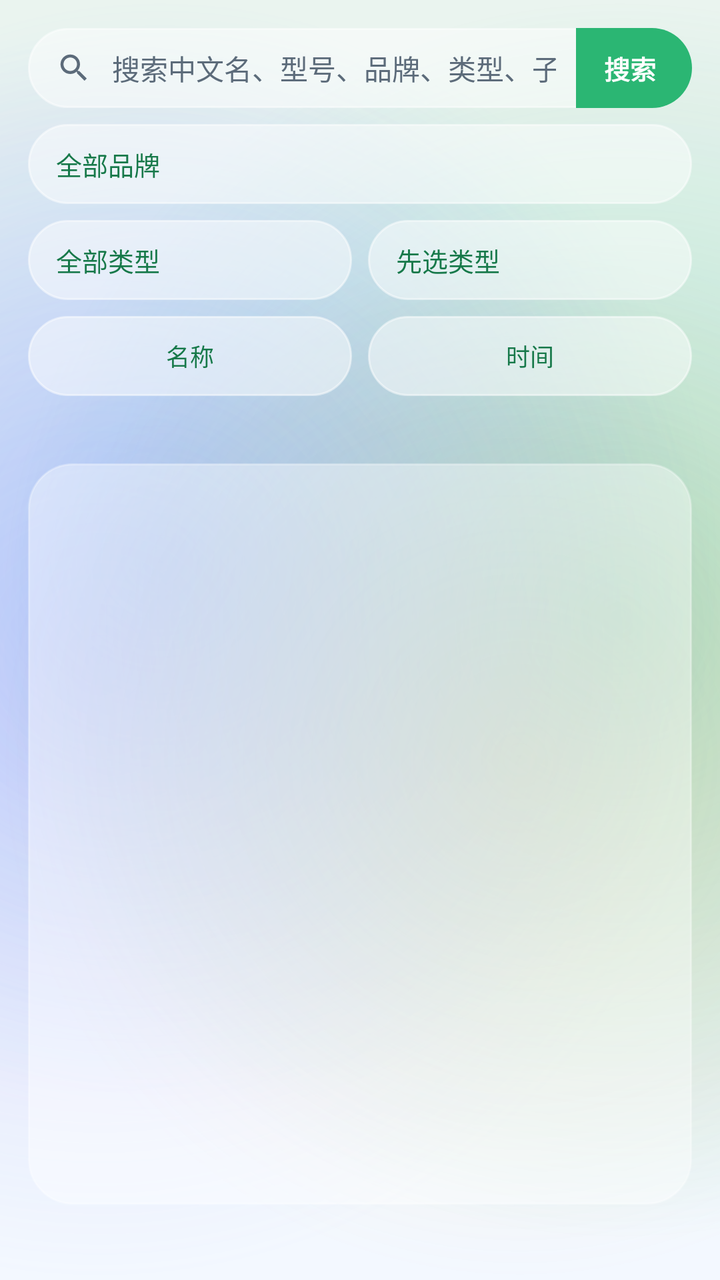
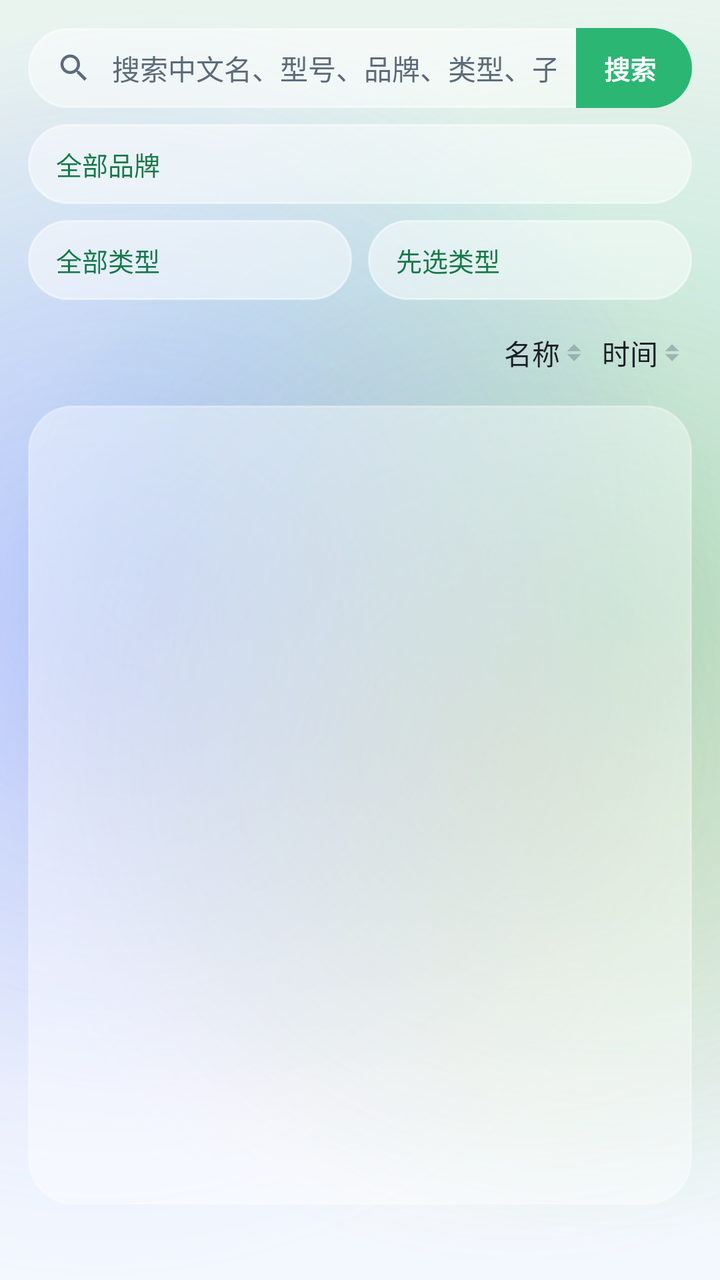

Two renders of the same Android screen: before a commit and after it. Below are the layout's source before the change and the commit's diff.
<!-- AndroidManifest.xml: application theme Theme.MijiaSim -->
<!-- res/layout/activity_model_library.xml -->
<?xml version="1.0" encoding="utf-8"?>
<LinearLayout xmlns:android="http://schemas.android.com/apk/res/android"
    android:layout_width="match_parent"
    android:layout_height="match_parent"
    android:focusable="true"
    android:focusableInTouchMode="true"
    android:orientation="vertical"
    android:padding="14dp">

    
    <LinearLayout
        android:layout_width="match_parent"
        android:layout_height="40dp"
        android:addStatesFromChildren="true"
        android:background="@drawable/bg_glass_pill_input"
        android:gravity="center_vertical"
        android:orientation="horizontal">

        <ImageView
            android:layout_width="18dp"
            android:layout_height="18dp"
            android:layout_marginStart="14dp"
            android:contentDescription="@null"
            android:src="@drawable/ic_search_glyph" />

        <EditText
            android:id="@+id/input_model_query"
            android:layout_width="0dp"
            android:layout_height="match_parent"
            android:layout_weight="1"
            android:background="@null"
            android:gravity="center_vertical"
            android:hint="@string/hint_model_search"
            android:inputType="text"
            android:maxLines="1"
            android:minHeight="0dp"
            android:paddingLeft="10dp"
            android:paddingTop="0dp"
            android:paddingRight="10dp"
            android:paddingBottom="0dp"
            android:textColor="@color/ink"
            android:textColorHint="@color/ink_muted"
            android:textSize="14sp" />

        
        <TextView
            android:id="@+id/btn_search_online"
            android:layout_width="wrap_content"
            android:layout_height="match_parent"
            android:background="@drawable/bg_search_action_green"
            android:clickable="true"
            android:focusable="true"
            android:gravity="center"
            android:paddingLeft="14dp"
            android:paddingRight="18dp"
            android:text="@string/action_search_online"
            android:textColor="@android:color/white"
            android:textSize="13sp"
            android:textStyle="bold" />
    </LinearLayout>

    
    <LinearLayout
        android:id="@+id/filter_summary"
        android:layout_width="match_parent"
        android:layout_height="44dp"
        android:layout_marginTop="8dp"
        android:background="@drawable/bg_glass_input_button"
        android:clickable="true"
        android:focusable="true"
        android:gravity="center_vertical"
        android:orientation="horizontal"
        android:paddingLeft="14dp"
        android:paddingRight="12dp"
        android:visibility="gone">

        <TextView
            android:id="@+id/filter_summary_text"
            android:layout_width="0dp"
            android:layout_height="wrap_content"
            android:layout_weight="1"
            android:ellipsize="end"
            android:maxLines="2"
            android:textColor="@color/ink"
            android:textSize="13sp" />

        <TextView
            android:layout_width="32dp"
            android:layout_height="32dp"
            android:gravity="center"
            android:text="@string/status_arrow_closed"
            android:textColor="@color/ink_muted"
            android:textSize="14sp" />
    </LinearLayout>

    
    <LinearLayout
        android:id="@+id/filter_panel"
        android:layout_width="match_parent"
        android:layout_height="wrap_content"
        android:orientation="vertical">

    
    <LinearLayout
        android:layout_width="match_parent"
        android:layout_height="wrap_content"
        android:layout_marginTop="8dp"
        android:gravity="center_vertical"
        android:orientation="horizontal">

        <Button
            android:id="@+id/btn_pick_brand"
            style="@style/Widget.MijiaSim.Button.Pill"
            android:layout_width="0dp"
            android:layout_height="wrap_content"
            android:layout_weight="1"
            android:gravity="start|center_vertical"
            android:minWidth="0dp"
            android:text="@string/filter_all_brands"
            android:textSize="13sp" />
    </LinearLayout>

    <LinearLayout
        android:layout_width="match_parent"
        android:layout_height="wrap_content"
        android:layout_marginTop="8dp"
        android:gravity="center_vertical"
        android:orientation="horizontal">

        <Button
            android:id="@+id/btn_pick_cat"
            style="@style/Widget.MijiaSim.Button.Pill"
            android:layout_width="0dp"
            android:layout_height="wrap_content"
            android:layout_weight="1"
            android:gravity="start|center_vertical"
            android:minWidth="0dp"
            android:text="@string/filter_all_cats"
            android:textSize="13sp" />

        <Button
            android:id="@+id/btn_pick_sub"
            style="@style/Widget.MijiaSim.Button.Pill"
            android:layout_width="0dp"
            android:layout_height="wrap_content"
            android:layout_marginStart="8dp"
            android:layout_weight="1"
            android:gravity="start|center_vertical"
            android:minWidth="0dp"
            android:text="@string/filter_pick_cat_first"
            android:textSize="13sp" />
    </LinearLayout>

    
    <LinearLayout
        android:layout_width="match_parent"
        android:layout_height="wrap_content"
        android:layout_marginTop="8dp"
        android:gravity="center_vertical"
        android:orientation="horizontal">

        <Button
            android:id="@+id/btn_sort_name"
            style="@style/Widget.MijiaSim.Button.Pill"
            android:layout_width="0dp"
            android:layout_height="wrap_content"
            android:layout_weight="1"
            android:minWidth="0dp"
            android:text="@string/sort_name"
            android:textSize="12sp" />

        <Button
            android:id="@+id/btn_sort_time"
            style="@style/Widget.MijiaSim.Button.Pill"
            android:layout_width="0dp"
            android:layout_height="wrap_content"
            android:layout_marginStart="8dp"
            android:layout_weight="1"
            android:minWidth="0dp"
            android:text="@string/sort_time"
            android:textSize="12sp" />
    </LinearLayout>

    
    <TextView
        android:id="@+id/library_hint"
        android:layout_width="match_parent"
        android:layout_height="wrap_content"
        android:paddingStart="4dp"
        android:paddingTop="8dp"
        android:paddingEnd="4dp"
        android:textColor="@color/ink_muted"
        android:textSize="13sp" />
    </LinearLayout>

    <androidx.recyclerview.widget.RecyclerView
        android:id="@+id/model_list"
        android:layout_width="match_parent"
        android:layout_height="0dp"
        android:layout_marginTop="8dp"
        android:layout_weight="1"
        android:background="@drawable/bg_glass_card_soft"
        android:padding="4dp"
        android:scrollbars="vertical" />

    <TextView
        android:id="@+id/online_result"
        android:layout_width="match_parent"
        android:layout_height="wrap_content"
        android:maxLines="4"
        android:paddingStart="4dp"
        android:paddingTop="6dp"
        android:scrollbars="vertical"
        android:textColor="@color/ink_muted"
        android:textSize="13sp" />

</LinearLayout>
<!-- resources referenced by this layout -->
<resources>
  <color name="ink">#FF1B1F24</color>
  <color name="ink_muted">#FF5C6B7A</color>
  <string name="action_search_online">搜索</string>
  <string name="filter_all_brands">全部品牌</string>
  <string name="filter_all_cats">全部类型</string>
  <string name="filter_pick_cat_first">先选类型</string>
  <string name="hint_model_search">搜索中文名、型号、品牌、类型、子类</string>
  <string name="sort_name">名称</string>
  <string name="sort_time">时间</string>
  <string name="status_arrow_closed">▸</string>
  <color name="glass_soft">#66FFFFFF</color>
  <color name="glass_stroke_soft">#4DFFFFFF</color>
  <color name="pill_pressed">#B3FFFFFF</color>
  <color name="glass_stroke">#80FFFFFF</color>
  <color name="pill_disabled">#40FFFFFF</color>
  <color name="glass_input_fill">#8CFFFFFF</color>
  <color name="pill_fill">#80FFFFFF</color>
  <color name="accent">#FF2bb673</color>
  <color name="accent_deep">#FF17794A</color>
  <color name="liquid_sky">#FFF3F8FF</color>
  <style name="ThemeOverlay.MijiaSim.ActionBar" parent="ThemeOverlay.AppCompat.Light">
          <item name="colorControlNormal">@color/ink</item>
          <item name="android:textColorPrimary">@color/ink</item>
      </style>
  <style name="Widget.MijiaSim.PopupMenu.Overflow" parent="Widget.AppCompat.PopupMenu.Overflow">
          <item name="android:popupBackground">@drawable/bg_glass_popup</item>
          <item name="android:popupElevation">10dp</item>
          <item name="overlapAnchor">false</item>
          <item name="android:dropDownVerticalOffset">6dp</item>
      </style>
  <style name="Widget.MijiaSim.PopupMenu" parent="Widget.AppCompat.PopupMenu">
          <item name="android:popupBackground">@drawable/bg_glass_popup</item>
          <item name="android:popupElevation">10dp</item>
      </style>
  <style name="TextAppearance.MijiaSim.PopupMenuItem" parent="TextAppearance.AppCompat.Widget.PopupMenu.Large">
          <item name="android:textColor">@color/ink</item>
          <item name="android:textSize">14sp</item>
      </style>
  <style name="Widget.MijiaSim.Switch" parent="Widget.AppCompat.CompoundButton.Switch">
          <item name="trackTint">@color/switch_track</item>
          <item name="thumbTint">@color/switch_thumb</item>
      </style>
  <color name="liquid_mist">#FFEAF4EF</color>
  <color name="blob_mint">#552BB673</color>
  <color name="blob_blue">#4D4C9AFF</color>
  <color name="blob_violet">#3D8E7CFF</color>
  <color name="blob_amber">#2EF2A33C</color>
  <style name="TextAppearance.MijiaSim.ActionBar.Title" parent="TextAppearance.AppCompat.Widget.ActionBar.Title">
          <item name="android:textColor">@color/ink</item>
          <item name="android:textSize">20sp</item>
          <item name="android:textStyle">bold</item>
          <item name="android:letterSpacing">0.01</item>
      </style>
  <style name="TextAppearance.MijiaSim.ActionBar.Subtitle" parent="TextAppearance.AppCompat.Widget.ActionBar.Subtitle">
          <item name="android:textColor">@color/ink_muted</item>
      </style>
  <!-- drawable bg_glass_dialog (drawable) -->
  <?xml version="1.0" encoding="utf-8"?>
  <shape xmlns:android="http://schemas.android.com/apk/res/android"
      android:shape="rectangle">
      <solid android:color="@color/dialog_fill" />
      <corners android:radius="28dp" />
      <stroke
          android:width="1dp"
          android:color="@color/glass_stroke" />
  </shape>
  <color name="dialog_fill">#F7FFFFFF</color>
  <color name="popup_bottom">#FFF6FAFF</color>
  <color name="popup_top">#FFFFFFFF</color>
  <color name="glass_divider">#14000000</color>
  <!-- unchanged entries left out for length: 12 -->
</resources>

<!-- the commit's change to res/layout/activity_model_library.xml (unified diff, before → after) -->
@@ -159,38 +159,55 @@
         android:gravity="center_vertical"
         android:orientation="horizontal">
 
-        <Button
+        <TextView
+            android:id="@+id/library_hint"
+            android:layout_width="0dp"
+            android:layout_height="wrap_content"
+            android:layout_marginEnd="6dp"
+            android:layout_weight="1"
+            android:ellipsize="end"
+            android:maxLines="2"
+            android:textColor="@color/ink_muted"
+            android:textSize="13sp" />
+
+        <TextView
             android:id="@+id/btn_sort_name"
-            style="@style/Widget.MijiaSim.Button.Pill"
-            android:layout_width="0dp"
-            android:layout_height="wrap_content"
-            android:layout_weight="1"
-            android:minWidth="0dp"
+            android:layout_width="wrap_content"
+            android:layout_height="wrap_content"
+            android:background="@null"
+            android:clickable="true"
+            android:drawablePadding="1dp"
+            android:drawableEnd="@drawable/ic_sort_idle"
+            android:focusable="true"
+            android:foreground="?attr/selectableItemBackgroundBorderless"
+            android:gravity="center_vertical"
+            android:paddingLeft="4dp"
+            android:paddingTop="8dp"
+            android:paddingRight="4dp"
+            android:paddingBottom="8dp"
             android:text="@string/sort_name"
-            android:textSize="12sp" />
-
-        <Button
+            android:textColor="@color/ink"
+            android:textSize="14sp" />
+
+        <TextView
             android:id="@+id/btn_sort_time"
-            style="@style/Widget.MijiaSim.Button.Pill"
-            android:layout_width="0dp"
-            android:layout_height="wrap_content"
-            android:layout_marginStart="8dp"
-            android:layout_weight="1"
-            android:minWidth="0dp"
+            android:layout_width="wrap_content"
+            android:layout_height="wrap_content"
+            android:background="@null"
+            android:clickable="true"
+            android:drawablePadding="1dp"
+            android:drawableEnd="@drawable/ic_sort_idle"
+            android:focusable="true"
+            android:foreground="?attr/selectableItemBackgroundBorderless"
+            android:gravity="center_vertical"
+            android:paddingLeft="4dp"
+            android:paddingTop="8dp"
+            android:paddingRight="4dp"
+            android:paddingBottom="8dp"
             android:text="@string/sort_time"
-            android:textSize="12sp" />
-    </LinearLayout>
-
-    
-    <TextView
-        android:id="@+id/library_hint"
-        android:layout_width="match_parent"
-        android:layout_height="wrap_content"
-        android:paddingStart="4dp"
-        android:paddingTop="8dp"
-        android:paddingEnd="4dp"
-        android:textColor="@color/ink_muted"
-        android:textSize="13sp" />
+            android:textColor="@color/ink"
+            android:textSize="14sp" />
+    </LinearLayout>
     </LinearLayout>
 
     <androidx.recyclerview.widget.RecyclerView
<!-- resource entries referenced after the edit -->
@@ -2,6 +2,20 @@
 <resources>
   <color name="ink">#FF1B1F24</color>
   <color name="ink_muted">#FF5C6B7A</color>
+  <!-- drawable ic_sort_idle (drawable) -->
+  <?xml version="1.0" encoding="utf-8"?>
+  <vector xmlns:android="http://schemas.android.com/apk/res/android"
+      android:width="12dp"
+      android:height="12dp"
+      android:viewportWidth="24"
+      android:viewportHeight="24">
+      <path
+          android:fillColor="#665C6B7A"
+          android:pathData="M12,3.5 L19,10.5 L5,10.5 Z" />
+      <path
+          android:fillColor="#665C6B7A"
+          android:pathData="M5,13.5 L19,13.5 L12,20.5 Z" />
+  </vector>
   <string name="action_search_online">搜索</string>
   <string name="filter_all_brands">全部品牌</string>
   <string name="filter_all_cats">全部类型</string>
